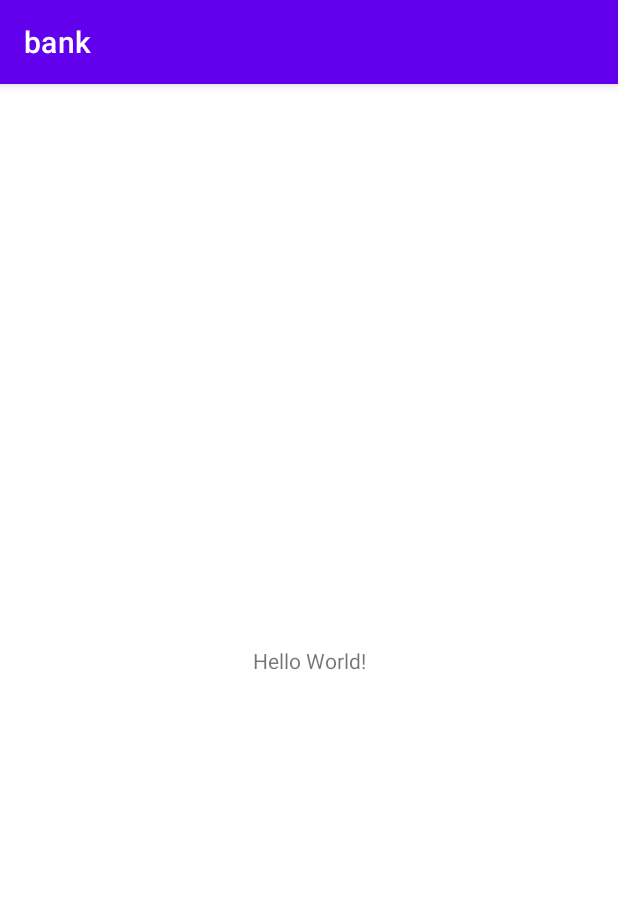
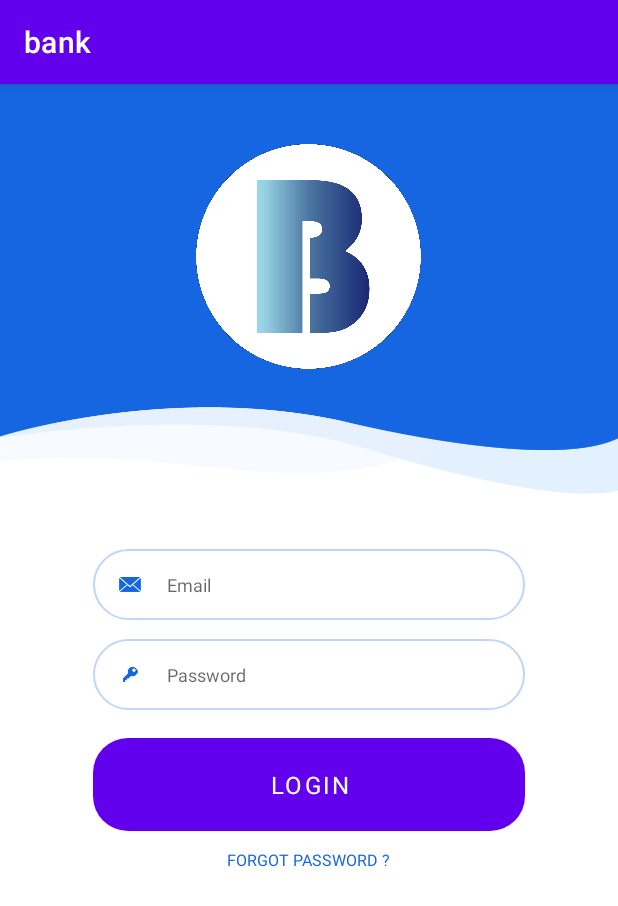
Before and after one commit to irrem/bank-app, an Android app: the screen it shows after launch (MainActivity before the commit, login after it), on a phone screen of 412 x 824 dp. Shown: the top 906 px of the screen. Run offline under Robolectric (Android 15) with nearby library versions, the phone set to English and light mode, and no system bars.

Commit message:
Login page UI designed

```diff
--- a/bank/app/build.gradle
+++ b/bank/app/build.gradle
@@ -42,4 +42,11 @@ dependencies {
     testImplementation 'junit:junit:4.+'
     androidTestImplementation 'androidx.test.ext:junit:1.1.2'
     androidTestImplementation 'androidx.test.espresso:espresso-core:3.3.0'
+
+    implementation "androidx.cardview:cardview:1.0.0"
+    implementation 'com.google.android.material:material:1.2.1'
+
 }
+dependencies {
+    implementation "androidx.appcompat:appcompat:1.2.0"
+}
--- a/bank/app/src/main/AndroidManifest.xml
+++ b/bank/app/src/main/AndroidManifest.xml
@@ -9,13 +9,16 @@
         android:roundIcon="@mipmap/ic_launcher_round"
         android:supportsRtl="true"
         android:theme="@style/Theme.Bank">
-        <activity android:name=".MainActivity">
+        <activity android:name=".login">
             <intent-filter>
                 <action android:name="android.intent.action.MAIN" />
 
                 <category android:name="android.intent.category.LAUNCHER" />
             </intent-filter>
         </activity>
+        <activity android:name=".MainActivity">
+
+        </activity>
     </application>
 
 </manifest>
--- /dev/null
+++ b/bank/app/src/main/java/com/example/bank/login.kt
@@ -0,0 +1,11 @@
+package com.example.bank
+
+import androidx.appcompat.app.AppCompatActivity
+import android.os.Bundle
+
+class login : AppCompatActivity() {
+    override fun onCreate(savedInstanceState: Bundle?) {
+        super.onCreate(savedInstanceState)
+        setContentView(R.layout.activity_login)
+    }
+}
--- /dev/null
+++ b/bank/app/src/main/res/drawable-v24/blue_border_rounded_cornwe.xml
@@ -0,0 +1,6 @@
+<?xml version="1.0" encoding="utf-8"?>
+<shape xmlns:android="http://schemas.android.com/apk/res/android" android:shape="rectangle">
+<solid android:color="#FFFFFF"/>
+<stroke android:color="#c0d6f7" android:width="1.3dp"/>
+<corners android:radius="23dp"/>
+</shape>
--- /dev/null
+++ b/bank/app/src/main/res/drawable-v24/blue_fill__rounded_color.xml
@@ -0,0 +1,5 @@
+<?xml version="1.0" encoding="utf-8"?>
+<shape xmlns:android="http://schemas.android.com/apk/res/android" android:shape="rectangle">
+<solid android:color="#1566e0"/>
+<corners android:radius="23dp"/>
+</shape>
--- /dev/null
+++ b/bank/app/src/main/res/drawable-v24/cursor_color.xml
@@ -0,0 +1,5 @@
+<?xml version="1.0" encoding="utf-8"?>
+<shape xmlns:android="http://schemas.android.com/apk/res/android" >
+    <size android:width="2dp" />
+    <solid android:color="#1ea5ff"  />
+</shape>
--- /dev/null
+++ b/bank/app/src/main/res/layout/activity_login.xml
@@ -0,0 +1,124 @@
+<?xml version="1.0" encoding="utf-8"?>
+<androidx.constraintlayout.widget.ConstraintLayout xmlns:android="http://schemas.android.com/apk/res/android"
+    xmlns:app="http://schemas.android.com/apk/res-auto"
+    xmlns:tools="http://schemas.android.com/tools"
+    android:layout_width="match_parent"
+    android:layout_height="match_parent"
+    tools:context=".login">
+
+    <RelativeLayout
+        android:layout_width="match_parent"
+        android:layout_height="match_parent">
+        <LinearLayout
+            android:layout_width="match_parent"
+            android:layout_height="wrap_content"
+            android:orientation="vertical">
+            <FrameLayout
+                android:layout_width="match_parent"
+                android:layout_height="273dp"
+                android:background="@drawable/blue_bg">
+
+                <ImageView
+                    android:layout_width="150dp"
+                    android:layout_height="150dp"
+                    android:layout_gravity="center_horizontal"
+                    android:layout_marginTop="40dp"
+                    android:src="@drawable/logo" />
+            </FrameLayout>
+            <RelativeLayout
+                android:layout_width="wrap_content"
+                android:layout_height="wrap_content"
+                android:layout_marginLeft="62dp"
+                android:layout_marginTop="36.7dp"
+                android:layout_marginRight="62dp"
+                android:background="@drawable/blue_border_rounded_cornwe">
+                <!-- INPUT -->
+                <EditText
+                    android:id="@+id/email"
+                    android:layout_width="match_parent"
+                    android:layout_height="wrap_content"
+                    android:layout_toRightOf="@+id/username_icon"
+                    android:background="@android:color/transparent"
+                    android:fontFamily="sans-serif"
+                    android:hint="Email"
+                    android:inputType="textEmailAddress"
+                    android:maxLines="1"
+                    android:paddingLeft="17dp"
+                    android:paddingTop="15dp"
+                    android:paddingBottom="15dp"
+                    android:textCursorDrawable="@drawable/cursor_color"
+                    android:textSize="12sp" />
+                <!-- ICON -->
+                <ImageView
+                    android:id="@+id/username_icon"
+                    android:layout_width="14.7dp"
+                    android:layout_height="10.3dp"
+                    android:layout_centerVertical="true"
+                    android:layout_marginLeft="17dp"
+                    android:src="@drawable/email" />
+            </RelativeLayout>
+            <RelativeLayout
+                android:layout_width="wrap_content"
+                android:layout_height="wrap_content"
+                android:layout_marginLeft="62dp"
+                android:layout_marginTop="12.7dp"
+                android:layout_marginRight="62dp"
+                android:background="@drawable/blue_border_rounded_cornwe">
+                <!-- INPUT -->
+                <EditText
+                    android:id="@+id/password"
+                    android:layout_width="match_parent"
+                    android:layout_height="wrap_content"
+                    android:layout_toRightOf="@+id/icon"
+                    android:background="@android:color/transparent"
+                    android:fontFamily="sans-serif"
+                    android:hint="Password"
+                    android:inputType="textPassword"
+                    android:maxLength="10"
+                    android:maxLines="1"
+                    android:paddingLeft="17dp"
+                    android:paddingTop="15dp"
+                    android:paddingBottom="15dp"
+                    android:textCursorDrawable="@drawable/cursor_color"
+                    android:textSize="12sp" />
+                <!-- ICON -->
+                <ImageView
+                    android:id="@+id/icon"
+                    android:layout_width="14.7dp"
+                    android:layout_height="10.3dp"
+                    android:layout_centerVertical="true"
+                    android:layout_marginLeft="17dp"
+                    android:src="@drawable/password" />
+            </RelativeLayout>
+
+            <Button
+                android:id="@+id/loginBtn"
+                android:layout_width="match_parent"
+                android:layout_height="wrap_content"
+                android:layout_gravity="center"
+                android:layout_marginLeft="62dp"
+                android:layout_marginTop="18.7dp"
+                android:layout_marginRight="62dp"
+                android:background="@drawable/blue_fill__rounded_color"
+                android:fontFamily="sans-serif"
+                android:gravity="center"
+                android:paddingTop="14dp"
+                android:paddingBottom="14dp"
+                android:text="Login"
+                android:textColor="#ffffff"
+                android:textSize="16sp" />
+
+            <TextView
+                android:layout_width="wrap_content"
+                android:layout_height="wrap_content"
+                android:layout_gravity="center"
+                android:layout_marginTop="12dp"
+                android:fontFamily="sans-serif"
+                android:text="FORGOT PASSWORD ?"
+                android:textColor="#1566e0"
+                android:textSize="10.5sp" />
+        </LinearLayout>
+
+
+    </RelativeLayout>
+</androidx.constraintlayout.widget.ConstraintLayout>
--- a/bank/app/src/main/res/values/colors.xml
+++ b/bank/app/src/main/res/values/colors.xml
@@ -7,4 +7,7 @@
     <color name="teal_700">#FF018786</color>
     <color name="black">#FF000000</color>
     <color name="white">#FFFFFFFF</color>
+    <color name="colorPrimary">#008577</color>
+    <color name="colorPrimaryDark">#00574B</color>
+    <color name="colorAccent">#D81B60</color>
 </resources>
--- a/bank/app/src/main/res/values/strings.xml
+++ b/bank/app/src/main/res/values/strings.xml
@@ -1,3 +1,4 @@
 <resources>
     <string name="app_name">bank</string>
+
 </resources>
--- /dev/null
+++ b/bank/app/src/main/res/values/styles.xml
@@ -0,0 +1,9 @@
+<?xml version="1.0" encoding="utf-8"?>
+<resources>
+    <style name="AppTheme" parent="Theme.AppCompat.Light.DarkActionBar">
+        <!-- Customize your theme here. -->
+        <item name="colorPrimary">@color/colorPrimary</item>
+        <item name="colorPrimaryDark">@color/colorPrimaryDark</item>
+        <item name="colorAccent">@color/colorAccent</item>
+    </style>
+</resources>
```
Also changed, not shown: bank/app/src/main/res/drawable-v24/blue_bg.png (added), bank/app/src/main/res/drawable-v24/email.png (added), bank/app/src/main/res/drawable-v24/fb.png (added), bank/app/src/main/res/drawable-v24/instagram.png (added), bank/app/src/main/res/drawable-v24/linkedin.png (added), bank/app/src/main/res/drawable-v24/logo.png (added), bank/app/src/main/res/drawable-v24/password.png (added), bank/app/src/main/res/drawable-v24/twitter.png (added), bank/build.gradle (line endings or trailing spaces).
